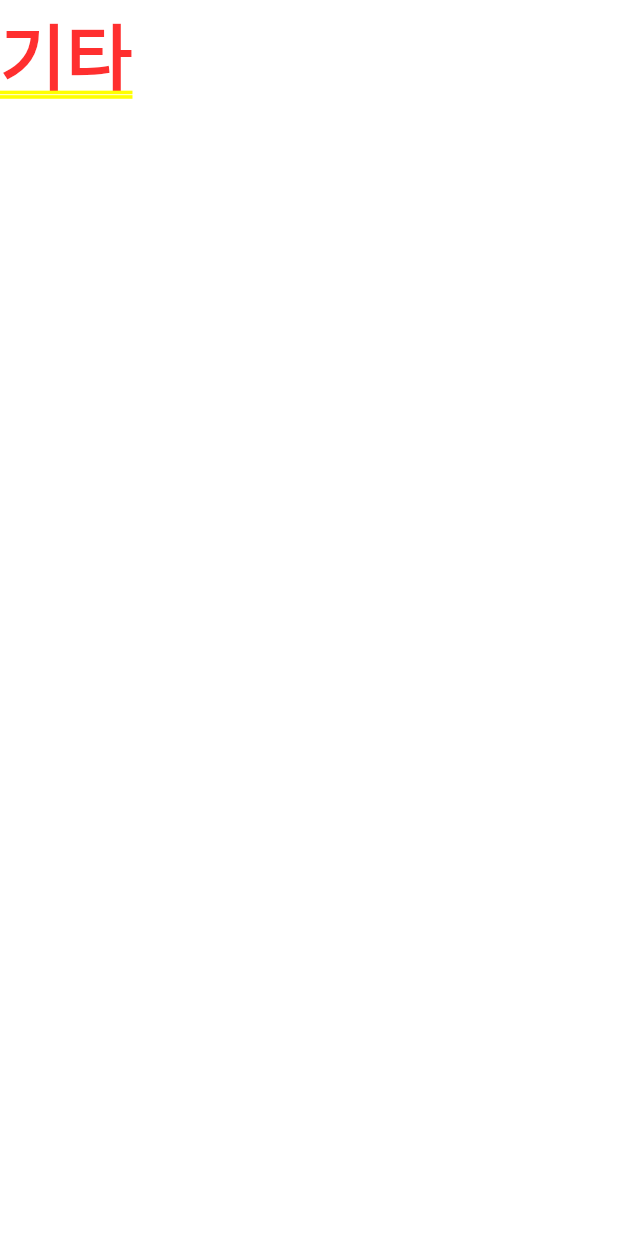
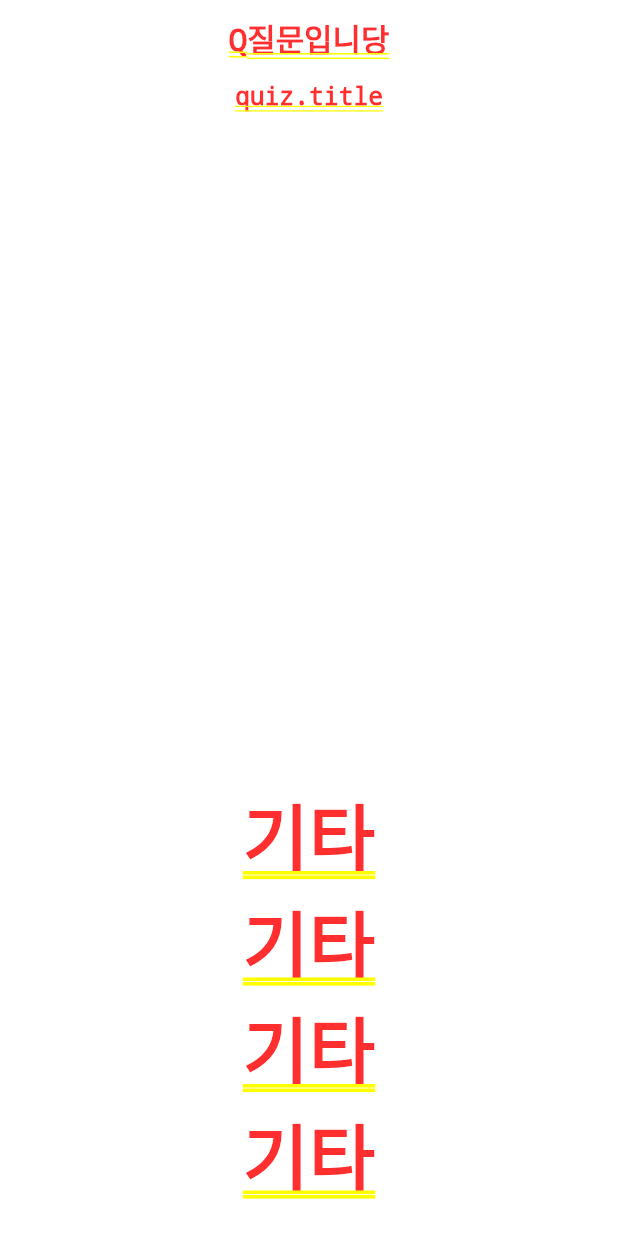
Before and after one commit to jongeuni/quiz-quiz, a Flutter app: the screen it shows after launch, after a tap on "퀴즈 풀러 가기", on a phone screen of 412 x 824 dp. Run offline on Flutter 3.47's test engine with Material 2 defaults, Android fonts, the phone set to English and light mode, and no system bars; drawn by our look-alikes of auto_size_text; our stand-ins replace curved_navigation_bar.

Commit message:
[ADD] Quiz 페이지 구조

```diff
--- a/quiz_app_v2/lib/screen/quiz/quiz_screen.dart
+++ b/quiz_app_v2/lib/screen/quiz/quiz_screen.dart
@@ -1,5 +1,7 @@
+
 import 'package:flutter/cupertino.dart';
 import 'package:flutter/material.dart';
+import 'package:auto_size_text/auto_size_text.dart';
 
 
 class QuizScreen extends StatefulWidget{
@@ -13,7 +15,59 @@ class _QuizScreenState extends State<QuizScreen>{
   _QuizScreenState(this._selectedValue);
   @override
   Widget build(BuildContext context){
-    return SafeArea(child: Text(_selectedValue)
+    Size screenSize = MediaQuery.of(context).size;
+    double width = screenSize.width;
+    double height = screenSize.height;
+
+
+    return Container(
+      //decoration: BorderRadius.circular(20),
+      child: Column(children: <Widget>[
+        Container(
+          padding: EdgeInsets.fromLTRB(0,width * 0.024, 0, width * 0.024),
+          child: Text(
+        'Q'+'질문입니당',
+        style: TextStyle(
+          fontSize: width * 0.05,
+          fontWeight: FontWeight.bold,
+        ),
+      ),
+        ),
+        Container(
+          width: width * 0.8, // ?
+            padding: EdgeInsets.only(top: width * 0.012),
+            child:  AutoSizeText(
+              "quiz.title",
+              textAlign: TextAlign.center,
+              maxLines: 2, // ?
+              style: TextStyle(
+                fontSize: width * 0.04,
+                fontWeight: FontWeight.bold,
+              ),
+            ),
+
+        ),
+        Expanded(child: Container(),),
+        Column(children: _buildCandidates(width, _selectedValue),),
+        Container(
+          padding: EdgeInsets.all(width * 0.024),
+
+        )
+      ])
+
+
     );
+   // return SafeArea(child: Text(_selectedValue));
   }
+  List<Widget> _buildCandidates(double width, String value){
+    List<Widget> children = [];
+    for(int i = 0; i<4; i++){
+      children.add(
+        Text(value)
+      );
+
+    }
+    return children;
+  }
+
 }
```
